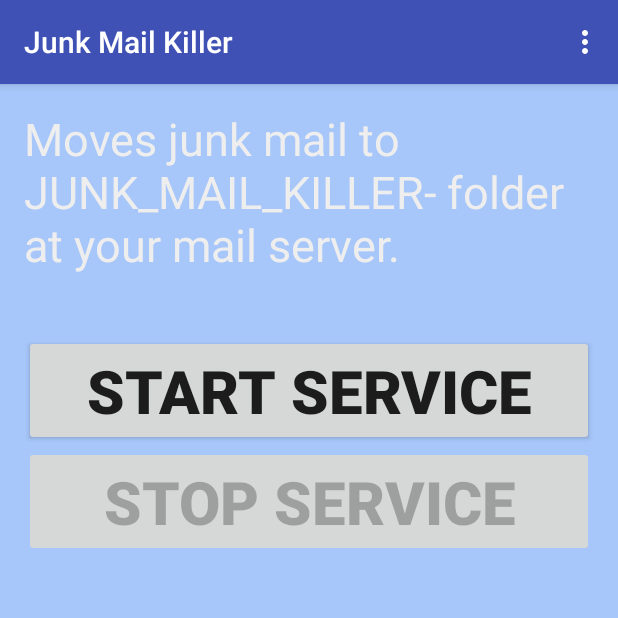
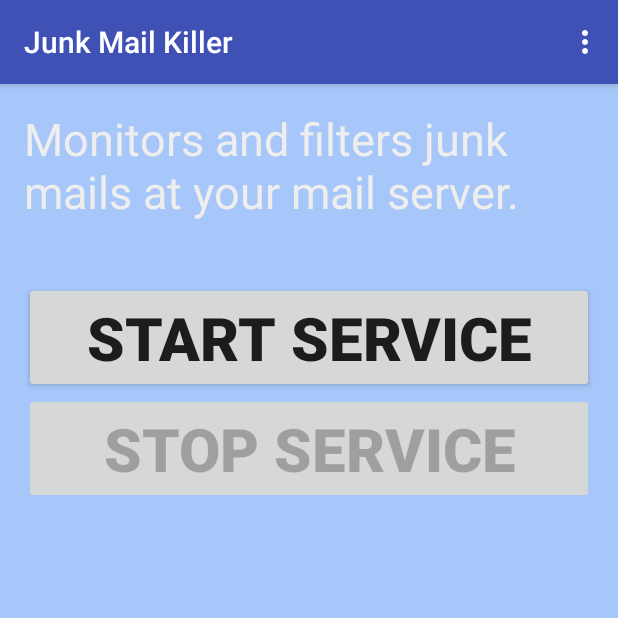
Before and after one commit to puolapek/JunkMailKiller, an Android app: the MainActivity screen opened directly, with no data from a screen before it, on a phone screen of 412 x 824 dp, the top half of it. Run offline under Robolectric (Android 15) with nearby library versions, the phone set to English and light mode, and no system bars.

Commit message:
App description changed.

```diff
--- a/app/src/main/res/values/strings.xml
+++ b/app/src/main/res/values/strings.xml
@@ -6,7 +6,7 @@
     <string name="action_ex_keywords">Exception keywords</string>
     <string name="start_service">START SERVICE</string>
     <string name="stop_service">STOP SERVICE</string>
-    <string name="heading">Moves junk mail to JUNK_MAIL_KILLER- folder at your mail server.</string>
+    <string name="heading">Monitors and filters junk mails at your mail server.</string>
     <string name="save_settings">Save settings</string>
     <string name="save_keyword">Save keyword</string>
     <string name="add_new_keyword">Add new keyword</string>
@@ -18,7 +18,7 @@
     <string name="hint_password">Arriving mail server password.</string>
     <string name="hint_check_frequency">Frequency to check junk mails (in seconds).</string>
 
-    <string name="msg_no_keywords_found">No keywords found. Add keywords before starting the service.</string>
+    <string name="msg_no_keywords_found">No junk keywords found. Add keywords before starting the service.</string>
     <string name="msg_check_settings">Check Settings. Connection to mail server can NOT be established!</string>
     <string name="msg_settings_ok">Settings OK. Connection to mail server can be established.</string>
     <string name="msg_invalid_settings">Invalid Settings. Connection to mail server can NOT be established!</string>
@@ -33,7 +33,7 @@
         <![CDATA[
         <h1><b>Junk Mail Killer</b></h1>
         <b>General</b>
-        <p>Application runs on background and monitors inbox folder of defined mail box. Junk mails are detected based on given keywords
+        <p>Application runs on background and monitors inbox folder of defined mail server. Junk mails are detected based on given keywords
         and mails are transferred to JUNK_MAIL_KILLER folder. This folder is automatically created by the app.</p>
         <p><b>NOTE! This is a demo version and so far tested only in Elisa/Saunalahti environment.</b></p>
         <b>Settings</b>
```
